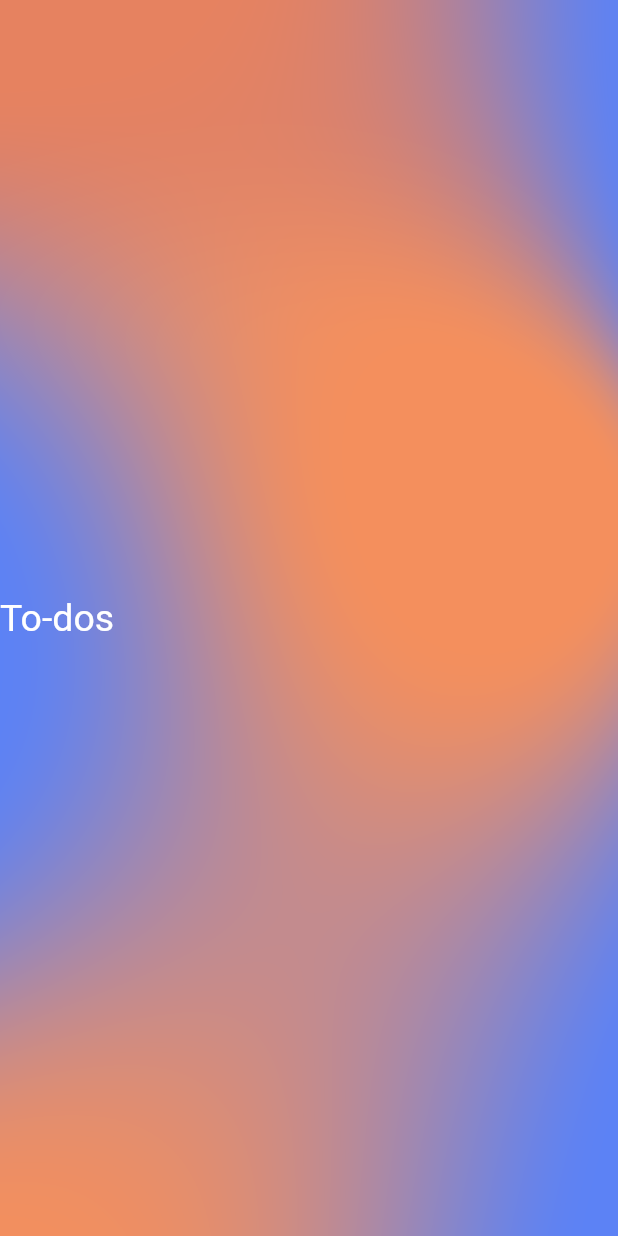
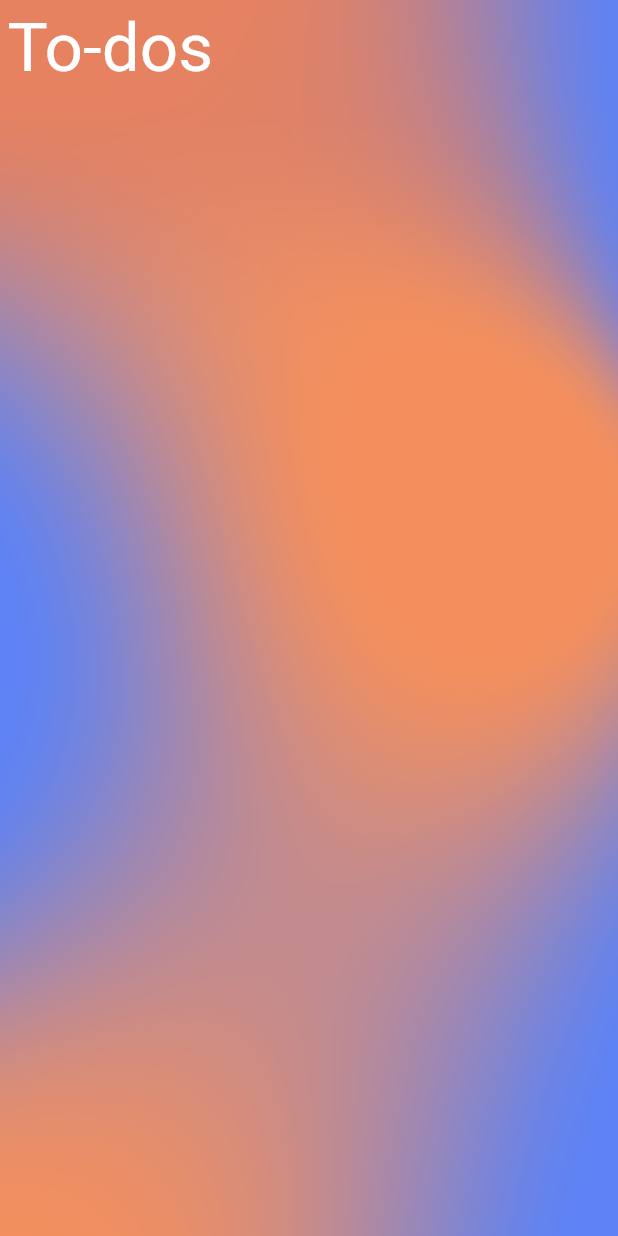
Before and after one commit to nouraANDbats/to_do_list_androidApp, a Flutter app: the screen it shows after launch, on a phone screen of 412 x 824 dp. Run offline on Flutter 3.47's test engine with Material 2 defaults, Android fonts, the phone set to English and light mode, and no system bars.

Commit message:
alter the position and style of the 'To do' text on welcome page

```diff
--- a/lib/WelcomePage.dart
+++ b/lib/WelcomePage.dart
@@ -36,14 +36,20 @@ class WelcomePage extends StatelessWidget {
           child: Row(
             children: [
               Center(
+                child: Padding(
+                  padding: EdgeInsets.fromLTRB(5, 5, 5, 5),
                   child: Container(
                       // decoration: BoxDecoration(
                       //   mainAxisAlignment:
                       // ),
+                      child: Align(
+                    alignment: Alignment.topLeft,
                     child: Text(
                       "To-dos",
-                  style: TextStyle(color: Colors.white, fontSize: 25),
+                      style: TextStyle(color: Colors.white, fontSize: 45),
+                    ),
                   )),
+                ),
               ),
             ],
           ),
```
Lines whose indentation alone changed are shown as unchanged.
